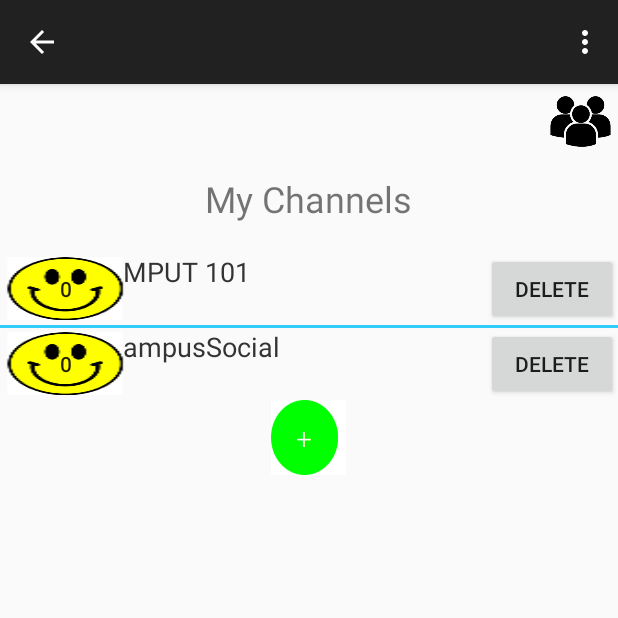
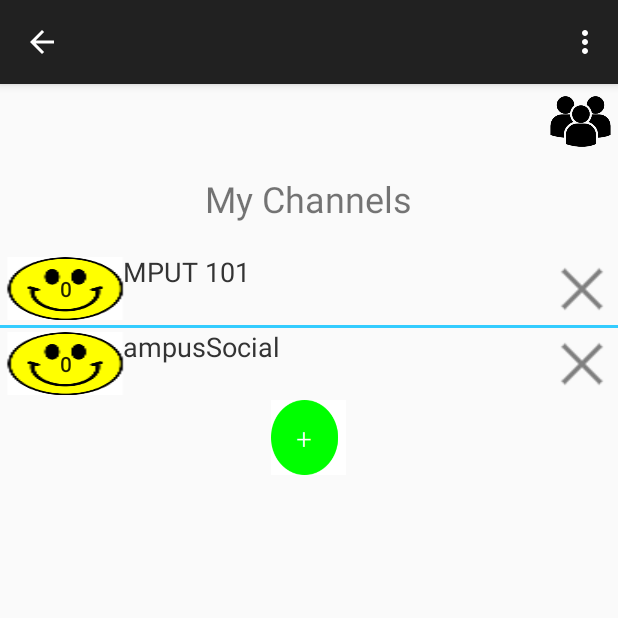
Before and after one commit to cfudge/ClassDiscuss, an Android app: the MyChannelScreen screen opened directly, with no data from a screen before it, on a phone screen of 412 x 824 dp, the top half of it. Run offline under Robolectric (Android 15) with nearby library versions, the phone set to English and light mode, and no system bars.

Commit message:
More icons

```diff
--- a/ClassDiscuss/app/src/main/java/com/example/cmput401/classdiscuss/CustomAdapter.java
+++ b/ClassDiscuss/app/src/main/java/com/example/cmput401/classdiscuss/CustomAdapter.java
@@ -13,6 +13,7 @@ import android.view.ViewGroup;
 import android.widget.ArrayAdapter;
 import android.view.LayoutInflater;
 import android.widget.Button;
+import android.widget.ImageButton;
 import android.widget.ListAdapter;
 import android.widget.TextView;
 import android.view.View;
@@ -48,7 +49,7 @@ public class CustomAdapter extends ArrayAdapter<String>{
         final TextView test = (TextView) customView.findViewById(R.id.test);
 
 
-        Button deleteButton = (Button) customView.findViewById(R.id.deleteButton);
+        ImageButton deleteButton = (ImageButton) customView.findViewById(R.id.deleteButton);
         final Button statusButton = (Button) customView.findViewById(R.id.activeButton);
         final Drawable inactivePic = customView.getResources().getDrawable(R.drawable.ic_inactive);
         final Drawable activePic = customView.getResources().getDrawable(R.drawable.ic_active);
--- a/ClassDiscuss/app/src/main/res/layout/channel_list.xml
+++ b/ClassDiscuss/app/src/main/res/layout/channel_list.xml
@@ -23,11 +23,11 @@
         android:layout_height="match_parent"
         android:textSize="18sp"/>
 
-    <Button
+    <ImageButton
         android:id="@+id/deleteButton"
         android:layout_width="wrap_content"
         android:layout_height="wrap_content"
-        android:text="Delete"
+        android:background="@drawable/ic_delete"
         android:layout_centerVertical="true"
         android:layout_alignParentRight="true"
         />
```
Also changed, not shown: ClassDiscuss/app/src/main/res/drawable/ic_delete.png (added).
